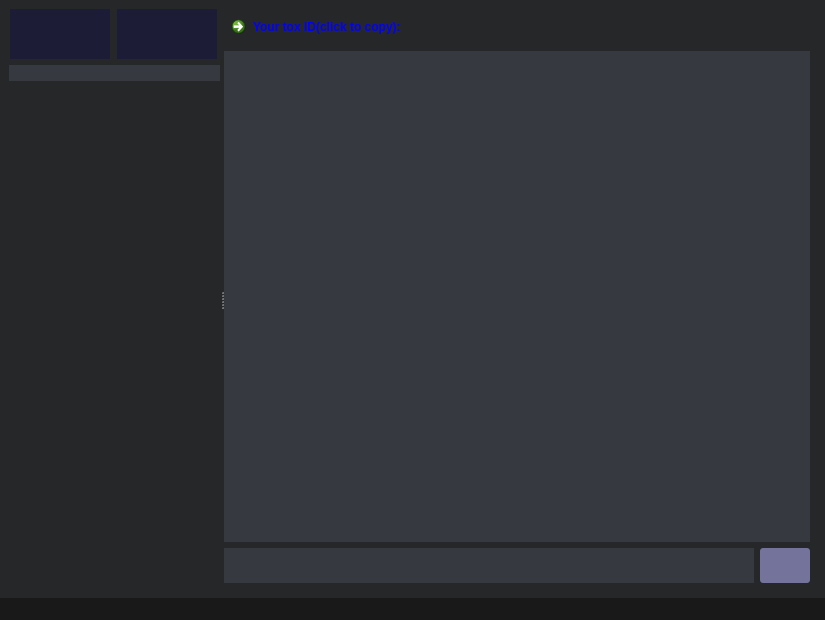
First picture: the form in messenger.ui, repository Mars-2dot/messenger, before the edit.
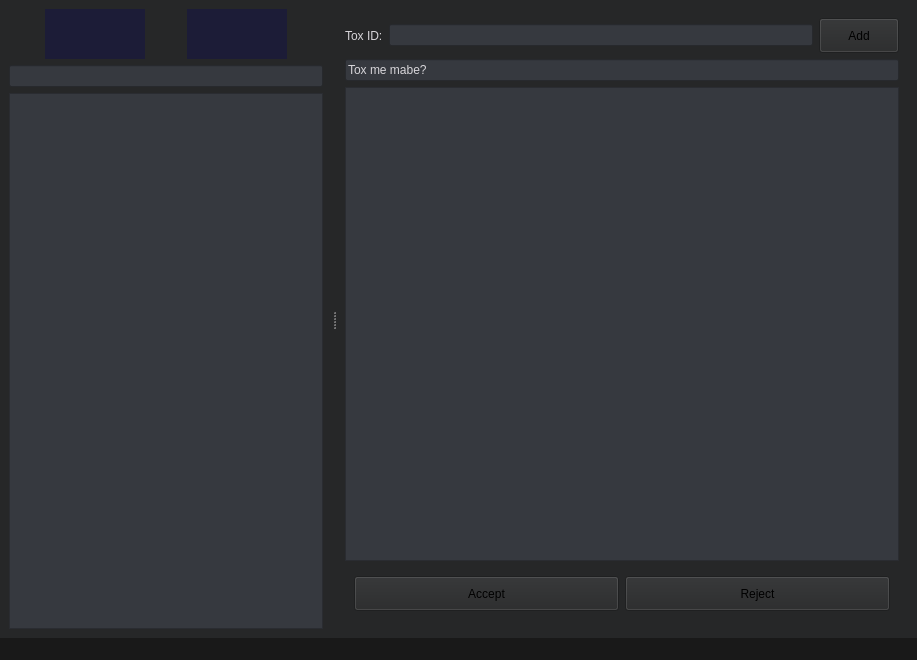
Second picture: the form after the edit. The open tabs and pages were chosen to show the change. Icons and pictures are not drawn.

```diff
--- a/messenger.ui
+++ b/messenger.ui
@@ -6,8 +6,8 @@
    <rect>
     <x>0</x>
     <y>0</y>
-    <width>825</width>
-    <height>620</height>
+    <width>917</width>
+    <height>660</height>
    </rect>
   </property>
   <property name="windowTitle">
@@ -39,7 +39,7 @@
       <property name="styleSheet">
        <string notr="true">background: rgb(38, 39, 40);</string>
       </property>
-      <property name="currentIndex">
+      <property name="lineWidth">
        <number>1</number>
       </property>
       <widget class="QWidget" name="login">
@@ -799,14 +799,29 @@
        </layout>
       </widget>
       <widget class="QWidget" name="main">
-       <layout class="QVBoxLayout" name="verticalLayout_6">
+       <layout class="QVBoxLayout" name="verticalLayout_11">
         <item>
          <widget class="QSplitter" name="splitter">
           <property name="orientation">
            <enum>Qt::Horizontal</enum>
           </property>
           <widget class="QWidget" name="layoutWidget">
-           <layout class="QVBoxLayout" name="verticalLayout_3">
+           <layout class="QVBoxLayout" name="verticalLayout_10">
+            <property name="sizeConstraint">
+             <enum>QLayout::SetNoConstraint</enum>
+            </property>
+            <property name="leftMargin">
+             <number>0</number>
+            </property>
+            <property name="topMargin">
+             <number>0</number>
+            </property>
+            <property name="rightMargin">
+             <number>9</number>
+            </property>
+            <property name="bottomMargin">
+             <number>0</number>
+            </property>
             <item>
              <layout class="QHBoxLayout" name="horizontalLayout_8">
               <item>
@@ -942,50 +957,152 @@
              </layout>
             </item>
             <item>
+             <layout class="QVBoxLayout" name="verticalLayout_6">
+              <item>
              <widget class="QLineEdit" name="search">
+                <property name="sizePolicy">
+                 <sizepolicy hsizetype="Minimum" vsizetype="Minimum">
+                  <horstretch>0</horstretch>
+                  <verstretch>0</verstretch>
+                 </sizepolicy>
+                </property>
+                <property name="minimumSize">
+                 <size>
+                  <width>0</width>
+                  <height>0</height>
+                 </size>
+                </property>
+                <property name="maximumSize">
+                 <size>
+                  <width>16777215</width>
+                  <height>16777215</height>
+                 </size>
+                </property>
+                <property name="baseSize">
+                 <size>
+                  <width>211</width>
+                  <height>22</height>
+                 </size>
+                </property>
               <property name="styleSheet">
-               <string notr="true">border: rgb(215, 213, 217);
-background: rgb(54, 57, 63);
+                 <string notr="true"> background:rgb(54, 57, 63);
 color:rgb(215, 213, 217);
-</string>
+ font: 13pt &quot;Open Sans Light&quot;;</string>
               </property>
              </widget>
             </item>
             <item>
              <widget class="QListWidget" name="listUser">
+                <property name="sizePolicy">
+                 <sizepolicy hsizetype="Expanding" vsizetype="Expanding">
+                  <horstretch>0</horstretch>
+                  <verstretch>0</verstretch>
+                 </sizepolicy>
+                </property>
+                <property name="minimumSize">
+                 <size>
+                  <width>0</width>
+                  <height>0</height>
+                 </size>
+                </property>
+                <property name="maximumSize">
+                 <size>
+                  <width>16777215</width>
+                  <height>16777215</height>
+                 </size>
+                </property>
+                <property name="baseSize">
+                 <size>
+                  <width>211</width>
+                  <height>501</height>
+                 </size>
+                </property>
               <property name="styleSheet">
-               <string notr="true">border:rgb(38, 39, 40);
-color:rgb(215, 213, 217)</string>
+                 <string notr="true"> background:rgb(54, 57, 63);
+color:rgb(215, 213, 217);
+ font: 13pt &quot;Open Sans Light&quot;;</string>
               </property>
              </widget>
             </item>
            </layout>
+            </item>
+           </layout>
           </widget>
-          <widget class="QWidget" name="layoutWidget_3">
-           <layout class="QFormLayout" name="formLayout_2">
-            <property name="topMargin">
+          <widget class="QStackedWidget" name="chatStackWidget">
+           <property name="sizePolicy">
+            <sizepolicy hsizetype="Expanding" vsizetype="Expanding">
+             <horstretch>0</horstretch>
+             <verstretch>0</verstretch>
+            </sizepolicy>
+           </property>
+           <property name="baseSize">
+            <size>
+             <width>691</width>
+             <height>611</height>
+            </size>
+           </property>
+           <property name="currentIndex">
              <number>0</number>
             </property>
-            <property name="rightMargin">
-             <number>6</number>
-            </property>
-            <property name="bottomMargin">
-             <number>6</number>
-            </property>
-            <item row="1" column="0" colspan="2">
+           <widget class="QWidget" name="chatPage">
+            <layout class="QVBoxLayout" name="verticalLayout_3">
+             <item>
+              <widget class="QSplitter" name="splitter_3">
+               <property name="orientation">
+                <enum>Qt::Vertical</enum>
+               </property>
+               <widget class="QSplitter" name="splitter_2">
+                <property name="orientation">
+                 <enum>Qt::Vertical</enum>
+                </property>
+                <widget class="QCommandLinkButton" name="copyToxId">
+                 <property name="sizePolicy">
+                  <sizepolicy hsizetype="Minimum" vsizetype="Minimum">
+                   <horstretch>0</horstretch>
+                   <verstretch>0</verstretch>
+                  </sizepolicy>
+                 </property>
+                 <property name="minimumSize">
+                  <size>
+                   <width>451</width>
+                   <height>36</height>
+                  </size>
+                 </property>
+                 <property name="styleSheet">
+                  <string notr="true">color: blue</string>
+                 </property>
+                 <property name="text">
+                  <string>Your tox ID(click to copy):</string>
+                 </property>
+                </widget>
              <widget class="QLabel" name="chat">
               <property name="sizePolicy">
-               <sizepolicy hsizetype="MinimumExpanding" vsizetype="MinimumExpanding">
+                  <sizepolicy hsizetype="Expanding" vsizetype="Expanding">
                 <horstretch>0</horstretch>
                 <verstretch>0</verstretch>
                </sizepolicy>
               </property>
               <property name="minimumSize">
                <size>
-                <width>491</width>
-                <height>471</height>
-               </size>
-              </property>
+                   <width>451</width>
+                   <height>481</height>
+                  </size>
+                 </property>
+                 <property name="baseSize">
+                  <size>
+                   <width>20</width>
+                   <height>0</height>
+                  </size>
+                 </property>
+                 <property name="focusPolicy">
+                  <enum>Qt::NoFocus</enum>
+                 </property>
+                 <property name="contextMenuPolicy">
+                  <enum>Qt::DefaultContextMenu</enum>
+                 </property>
+                 <property name="toolTipDuration">
+                  <number>-1</number>
+                 </property>
               <property name="autoFillBackground">
                <bool>false</bool>
               </property>
@@ -1002,49 +1119,78 @@
               <property name="wordWrap">
                <bool>true</bool>
               </property>
-             </widget>
-            </item>
-            <item row="2" column="0">
+                 <property name="buddy">
+                  <cstring>input</cstring>
+                 </property>
+                </widget>
+               </widget>
+               <widget class="QWidget" name="layoutWidget">
+                <layout class="QHBoxLayout" name="horizontalLayout">
+                 <property name="leftMargin">
+                  <number>0</number>
+                 </property>
+                 <property name="topMargin">
+                  <number>9</number>
+                 </property>
+                 <property name="rightMargin">
+                  <number>0</number>
+                 </property>
+                 <property name="bottomMargin">
+                  <number>9</number>
+                 </property>
+                 <item>
              <widget class="QLineEdit" name="input">
               <property name="sizePolicy">
-               <sizepolicy hsizetype="Preferred" vsizetype="Preferred">
+                    <sizepolicy hsizetype="Expanding" vsizetype="Minimum">
                 <horstretch>0</horstretch>
                 <verstretch>0</verstretch>
                </sizepolicy>
               </property>
               <property name="minimumSize">
                <size>
-                <width>530</width>
-                <height>35</height>
+                     <width>393</width>
+                     <height>39</height>
                </size>
               </property>
               <property name="styleSheet">
                <string notr="true"> background:rgb(54, 57, 63);
-color: rgb(215, 213, 217);
-border: rgb(215, 213, 217);</string>
+color:rgb(215, 213, 217);
+ font: 13pt &quot;Open Sans Light&quot;;</string>
+                   </property>
+                   <property name="cursorPosition">
+                    <number>0</number>
               </property>
               <property name="alignment">
                <set>Qt::AlignLeading|Qt::AlignLeft|Qt::AlignTop</set>
               </property>
              </widget>
             </item>
-            <item row="2" column="1">
+                 <item>
              <widget class="QPushButton" name="send">
               <property name="enabled">
                <bool>false</bool>
               </property>
               <property name="sizePolicy">
-               <sizepolicy hsizetype="Preferred" vsizetype="Preferred">
+                    <sizepolicy hsizetype="Minimum" vsizetype="Minimum">
                 <horstretch>0</horstretch>
                 <verstretch>0</verstretch>
                </sizepolicy>
               </property>
-              <property name="maximumSize">
+                   <property name="minimumSize">
                <size>
                 <width>50</width>
                 <height>35</height>
                </size>
               </property>
+                   <property name="maximumSize">
+                    <size>
+                     <width>16777215</width>
+                     <height>16777215</height>
+                    </size>
+                   </property>
+                   <property name="toolTipDuration">
+                    <number>-1</number>
+                   </property>
               <property name="styleSheet">
                <string notr="true"> QPushButton:enabled
 {
@@ -1079,17 +1225,258 @@
               </property>
              </widget>
             </item>
-            <item row="0" column="0" colspan="2">
-             <widget class="QCommandLinkButton" name="copyToxId">
+                </layout>
+               </widget>
+              </widget>
+             </item>
+            </layout>
+           </widget>
+           <widget class="QWidget" name="requests">
+            <layout class="QVBoxLayout" name="verticalLayout_13">
+             <item>
+              <layout class="QVBoxLayout" name="verticalLayout_12">
+               <item>
+                <layout class="QHBoxLayout" name="horizontalLayout_9">
+                 <item>
+                  <widget class="QLabel" name="label">
               <property name="styleSheet">
-               <string notr="true">color: blue</string>
+                    <string notr="true">QLabel
+{
+        font: 13pt &quot;Open Sans Light&quot;;
+        color:rgb(215, 213, 217);
+}</string>
               </property>
               <property name="text">
-               <string>Your tox ID(click to copy):</string>
+                    <string>Tox ID:</string>
               </property>
              </widget>
             </item>
-           </layout>
+                 <item>
+                  <widget class="QLineEdit" name="friendToxId">
+                   <property name="styleSheet">
+                    <string notr="true"> background:rgb(54, 57, 63);
+color:rgb(215, 213, 217);
+ font: 13pt &quot;Open Sans Light&quot;;</string>
+                   </property>
+                  </widget>
+                 </item>
+                 <item>
+                  <widget class="QPushButton" name="buttonFriendAdd">
+                   <property name="enabled">
+                    <bool>false</bool>
+                   </property>
+                   <property name="minimumSize">
+                    <size>
+                     <width>80</width>
+                     <height>35</height>
+                    </size>
+                   </property>
+                   <property name="maximumSize">
+                    <size>
+                     <width>16777215</width>
+                     <height>16777215</height>
+                    </size>
+                   </property>
+                   <property name="styleSheet">
+                    <string notr="true">QPushButton:enabled
+{
+                font: 13pt &quot;Open Sans Semibold&quot;;
+                background:  #73739b;
+                border-radius: 3px;
+                min-height:25px;
+                padding: 5px;
+                outline: 0;
+            color: white;
+}
+
+QPushButton:disable
+{
+                font: 13pt &quot;Open Sans Semibold&quot;;
+                background:  gray;
+                border-radius: 3px;
+                min-height:25px;
+                padding: 5px;
+                outline: 0;
+            color: white;
+}
+
+
+QPushButton:hover
+{
+                background: #7a7aa1;
+}
+
+QPushButton:pressed
+ {
+        background: #8f8fb3;
+}</string>
+                   </property>
+                   <property name="text">
+                    <string>Add</string>
+                   </property>
+                  </widget>
+                 </item>
+                </layout>
+               </item>
+               <item>
+                <widget class="QLineEdit" name="messageForFriend">
+                 <property name="styleSheet">
+                  <string notr="true"> background:rgb(54, 57, 63);
+color:rgb(215, 213, 217);
+ font: 13pt &quot;Open Sans Light&quot;;</string>
+                 </property>
+                 <property name="text">
+                  <string>Tox me mabe?</string>
+                 </property>
+                </widget>
+               </item>
+               <item>
+                <widget class="QListWidget" name="listRequests">
+                 <property name="styleSheet">
+                  <string notr="true"> background:rgb(54, 57, 63);
+color:rgb(215, 213, 217);
+ font: 13pt &quot;Open Sans Light&quot;;</string>
+                 </property>
+                </widget>
+               </item>
+               <item>
+                <layout class="QHBoxLayout" name="horizontalLayout_4">
+                 <property name="spacing">
+                  <number>6</number>
+                 </property>
+                 <property name="leftMargin">
+                  <number>9</number>
+                 </property>
+                 <property name="topMargin">
+                  <number>9</number>
+                 </property>
+                 <property name="rightMargin">
+                  <number>9</number>
+                 </property>
+                 <property name="bottomMargin">
+                  <number>9</number>
+                 </property>
+                 <item>
+                  <widget class="QPushButton" name="requestAccept">
+                   <property name="enabled">
+                    <bool>false</bool>
+                   </property>
+                   <property name="minimumSize">
+                    <size>
+                     <width>124</width>
+                     <height>35</height>
+                    </size>
+                   </property>
+                   <property name="maximumSize">
+                    <size>
+                     <width>16777215</width>
+                     <height>16777215</height>
+                    </size>
+                   </property>
+                   <property name="styleSheet">
+                    <string notr="true">QPushButton:enabled
+{
+                font: 13pt &quot;Open Sans Semibold&quot;;
+                background:  #73739b;
+                border-radius: 3px;
+                min-height:25px;
+                padding: 5px;
+                outline: 0;
+            color: white;
+}
+
+QPushButton:disable
+{
+                font: 13pt &quot;Open Sans Semibold&quot;;
+                background:  gray;
+                border-radius: 3px;
+                min-height:25px;
+                padding: 5px;
+                outline: 0;
+            color: white;
+}
+
+
+QPushButton:hover
+{
+                background: #7a7aa1;
+}
+
+QPushButton:pressed
+ {
+        background: #8f8fb3;
+}</string>
+                   </property>
+                   <property name="text">
+                    <string>Accept</string>
+                   </property>
+                   <property name="checkable">
+                    <bool>false</bool>
+                   </property>
+                  </widget>
+                 </item>
+                 <item>
+                  <widget class="QPushButton" name="requestReject">
+                   <property name="enabled">
+                    <bool>false</bool>
+                   </property>
+                   <property name="minimumSize">
+                    <size>
+                     <width>124</width>
+                     <height>35</height>
+                    </size>
+                   </property>
+                   <property name="maximumSize">
+                    <size>
+                     <width>16777215</width>
+                     <height>16777215</height>
+                    </size>
+                   </property>
+                   <property name="styleSheet">
+                    <string notr="true">QPushButton:enabled
+{
+                font: 13pt &quot;Open Sans Semibold&quot;;
+                background:  #73739b;
+                border-radius: 3px;
+                min-height:25px;
+                padding: 5px;
+                outline: 0;
+            color: white;
+}
+
+QPushButton:disable
+{
+                font: 13pt &quot;Open Sans Semibold&quot;;
+                background:  gray;
+                border-radius: 3px;
+                min-height:25px;
+                padding: 5px;
+                outline: 0;
+            color: white;
+}
+
+
+QPushButton:hover
+{
+                background: #7a7aa1;
+}
+
+QPushButton:pressed
+ {
+        background: #8f8fb3;
+}</string>
+                   </property>
+                   <property name="text">
+                    <string>Reject</string>
+                   </property>
+                  </widget>
+                 </item>
+                </layout>
+               </item>
+              </layout>
+             </item>
+            </layout>
+           </widget>
           </widget>
          </widget>
         </item>
```
Left out of the diff: 72 changed lines with no effect on the pictures. Lines whose indentation alone changed are shown as unchanged.
